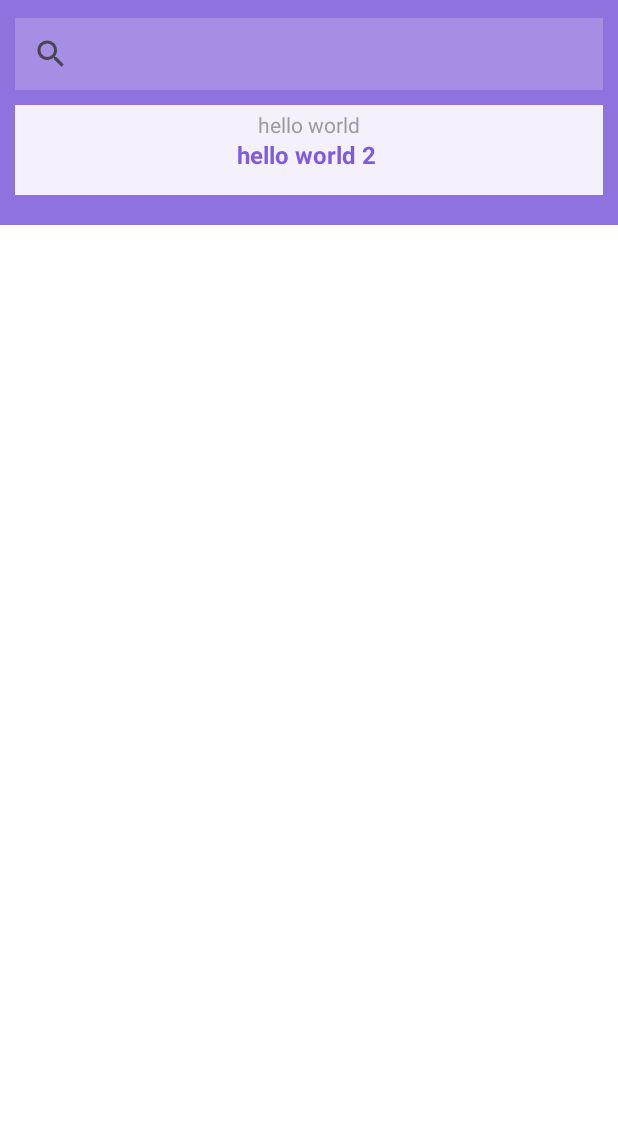
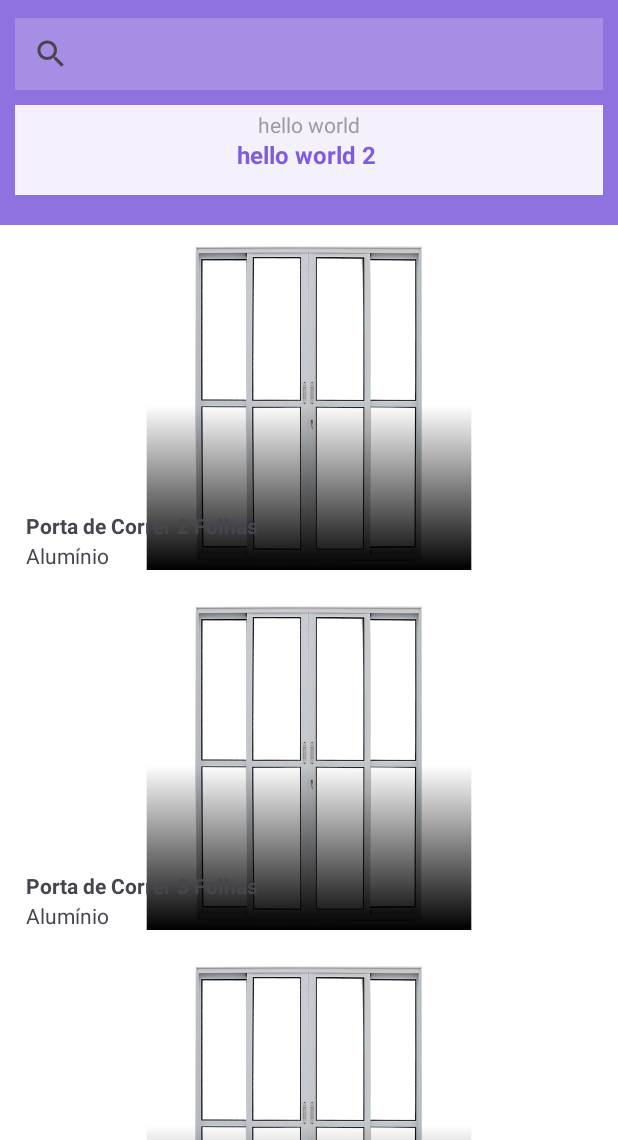
Before and after one commit to aladinjunior/framepro, an Android app: the screen it shows after launch (RegisterActivity), on a phone screen of 412 x 824 dp, the part 96-1236 px from its top. Run offline under Robolectric (Android 15) with nearby library versions, the phone set to English and light mode, and no system bars.

Commit message:
implemented layer drawable

```diff
--- a/FramePro/app/src/main/java/com/aladin/framepro/adapters/FramesAdapter.kt
+++ b/FramePro/app/src/main/java/com/aladin/framepro/adapters/FramesAdapter.kt
@@ -1,14 +1,25 @@
 package com.aladin.framepro.adapters
 
+import android.graphics.drawable.LayerDrawable
 import android.view.LayoutInflater
 import android.view.ViewGroup
+import androidx.core.content.ContextCompat
 import androidx.recyclerview.widget.RecyclerView
+import com.aladin.framepro.R
 import com.aladin.framepro.data.models.Frame
 import com.aladin.framepro.databinding.FramesListItemBinding
 
 class FramesAdapter : RecyclerView.Adapter<FramesAdapter.FramesViewHolder>() {
 
 
+    val listOfFrames: MutableList<Frame> = mutableListOf()
+
+
+    fun setList(newList: List<Frame>){
+        listOfFrames.clear()
+        listOfFrames.addAll(newList)
+        notifyDataSetChanged()
+    }
     override fun onCreateViewHolder(parent: ViewGroup, viewType: Int): FramesViewHolder {
         val layoutInflater = LayoutInflater.from(parent.context)
         val binding = FramesListItemBinding.inflate(layoutInflater, parent, false)
@@ -16,15 +27,29 @@ class FramesAdapter : RecyclerView.Adapter<FramesAdapter.FramesViewHolder>() {
     }
 
     override fun onBindViewHolder(holder: FramesViewHolder, position: Int) {
+        holder.bind(listOfFrames[position])
     }
 
     override fun getItemCount(): Int {
-        return 1
+        return listOfFrames.size
     }
 
     inner class FramesViewHolder(private val binding: FramesListItemBinding) : RecyclerView.ViewHolder(binding.root){
         fun bind(frame: Frame){
+            with(binding){
+                frameTitle.text = frame.name
+                frameSubtitle.text = frame.subtitle
+                frameCover.setImageResource(frame.imgCover)
 
+                val bgDrawable = ContextCompat.getDrawable(itemView.context, R.drawable.pcorrer_4f)
+                val layerDrawable = ContextCompat.getDrawable(itemView.context, R.drawable.img_background_shadows) as LayerDrawable
+                layerDrawable.setDrawableByLayerId(R.id.covered_movie_background, bgDrawable)
+
+                frameCover.setImageDrawable(layerDrawable)
+
+
+
+            }
         }
     }
 }
--- a/FramePro/app/src/main/java/com/aladin/framepro/data/models/Frame.kt
+++ b/FramePro/app/src/main/java/com/aladin/framepro/data/models/Frame.kt
@@ -3,6 +3,6 @@ package com.aladin.framepro.data.models
 data class Frame(
     var imgCover: Int,
     var name: String,
-    var subtitle: String
+    var subtitle: String = "Alumínio"
 
 )
--- a/FramePro/app/src/main/java/com/aladin/framepro/extensions/Extensions.kt
+++ b/FramePro/app/src/main/java/com/aladin/framepro/extensions/Extensions.kt
@@ -2,9 +2,11 @@ package com.aladin.framepro.extensions
 
 import android.view.View
 import androidx.core.content.ContextCompat
+import androidx.fragment.app.Fragment
 import androidx.lifecycle.LiveData
 import androidx.lifecycle.MediatorLiveData
 import com.aladin.framepro.R
+import com.aladin.framepro.data.models.Frame
 import com.aladin.framepro.data.models.RegisterEntity
 import com.aladin.framepro.data.models.Register
 import com.aladin.framepro.ui.NewRegisterSheet
@@ -49,3 +51,21 @@ fun <T, U> LiveData<T>.map(transform: (T) -> U): LiveData<U> {
     }
     return result
 }
+
+fun Fragment.buildFrames() : List<Frame> {
+    return listOf(
+
+            Frame(R.drawable.pcorrer_2f, getString(R.string.pcorrer_2f)),
+            Frame(R.drawable.pcorrer_3f, getString(R.string.pcorrer_3f)),
+            Frame(R.drawable.pcorrer_4f, getString(R.string.pcorrer_4f)),
+            Frame(R.drawable.pgiro, getString(R.string.pspin)),
+            Frame(R.drawable.jcorrer_2f, getString(R.string.jcorrer_2f)),
+            Frame(R.drawable.jcorrer_3f, getString(R.string.jcorrer_3f)),
+            Frame(R.drawable.jcorrer_4f, getString(R.string.jcorrer_4f)),
+            Frame(R.drawable.pivotante, getString(R.string.pivot)),
+            Frame(R.drawable.maxim_ar, getString(R.string.maxim_ar)),
+            Frame(R.drawable.quadro_fixo, getString(R.string.fixed)),
+            Frame(R.drawable.guarda_corpo, getString(R.string.keep_body))
+        )
+
+}
--- a/FramePro/app/src/main/java/com/aladin/framepro/ui/FramesFragment.kt
+++ b/FramePro/app/src/main/java/com/aladin/framepro/ui/FramesFragment.kt
@@ -1,21 +1,30 @@
 package com.aladin.framepro.ui
 
-import android.graphics.PorterDuff
+
+import android.graphics.Bitmap
+import android.graphics.drawable.BitmapDrawable
+import android.graphics.drawable.LayerDrawable
 import android.os.Bundle
 import android.view.LayoutInflater
 import android.view.View
 import android.view.ViewGroup
-import android.widget.ImageView
 import androidx.core.content.ContextCompat
-import androidx.core.view.children
 import androidx.fragment.app.Fragment
+import androidx.recyclerview.widget.LinearLayoutManager
 import com.aladin.framepro.R
+import com.aladin.framepro.adapters.FramesAdapter
 import com.aladin.framepro.databinding.FragmentFramesBinding
+import com.aladin.framepro.databinding.FramesListItemBinding
+import com.aladin.framepro.extensions.buildFrames
 
 class FramesFragment : Fragment(R.layout.fragment_frames) {
 
 
+
     private lateinit var binding: FragmentFramesBinding
+    private var frameBinding: FramesListItemBinding? = null
+
+
 
     private val adapter by lazy {
         FramesAdapter()
@@ -23,12 +32,32 @@ class FramesFragment : Fragment(R.layout.fragment_frames) {
     override fun onCreateView(inflater: LayoutInflater, container: ViewGroup?, savedInstanceState: Bundle?
     ): View {
         binding = FragmentFramesBinding.inflate(inflater, container, false)
+        frameBinding = FramesListItemBinding.inflate(inflater, container, false)
         return binding.root
     }
 
     override fun onViewCreated(view: View, savedInstanceState: Bundle?) {
         super.onViewCreated(view, savedInstanceState)
+        val list = buildFrames()
+
+
+
+        binding.framesRv.layoutManager = LinearLayoutManager(requireContext())
+        binding.framesRv.adapter = adapter
+        adapter.setList(list)
+        setLayerDrawable()
+
+    }
+
+    private fun setLayerDrawable(){
+        val bgDrawable = ContextCompat.getDrawable(requireContext(), R.drawable.pcorrer_4f)
+        val layerDrawable = ContextCompat.getDrawable(requireContext(), R.drawable.img_background_shadows) as LayerDrawable
+        layerDrawable.setDrawableByLayerId(R.id.covered_movie_background, bgDrawable)
+
+
 
 
     }
+
+
 }
--- a/FramePro/app/src/main/res/layout/fragment_frames.xml
+++ b/FramePro/app/src/main/res/layout/fragment_frames.xml
@@ -65,7 +65,7 @@
     <androidx.recyclerview.widget.RecyclerView
         android:id="@+id/frames_rv"
         android:layout_width="match_parent"
-        android:layout_height="wrap_content"
+        android:layout_height="match_parent"
         android:layout_below="@id/top_background"
         tools:listitem="@layout/frames_list_item"/>
 
--- a/FramePro/app/src/main/res/layout/frames_list_item.xml
+++ b/FramePro/app/src/main/res/layout/frames_list_item.xml
@@ -15,6 +15,7 @@
         android:layout_width="match_parent"
         android:layout_height="0dp"
         android:src="@drawable/pcorrer_2f"
+
         app:layout_constraintBottom_toBottomOf="parent"
         app:layout_constraintDimensionRatio="16:9"
         app:layout_constraintTop_toTopOf="parent"
--- a/FramePro/app/src/main/res/values/strings.xml
+++ b/FramePro/app/src/main/res/values/strings.xml
@@ -9,4 +9,16 @@
     <string name="save">Salvar</string>
     <string name="fields_cant_be_null">Impossível salvar, certifique-se de que nenhum campo está vazio.</string>
     <string name="type_frame_name">Nome da Esquadria</string>
+    <string name="pcorrer_2f">Porta de Correr 2 Folhas</string>
+    <string name="aluminium">Alumínio</string>
+    <string name="keep_body">Guarda Corpo</string>
+    <string name="fixed">Quadro Fixo</string>
+    <string name="maxim_ar">Maxim Ar</string>
+    <string name="pivot">Pivotante</string>
+    <string name="jcorrer_4f">Janela de Correr 4 Folhas</string>
+    <string name="jcorrer_3f">Janela de Correr 3 Folhas</string>
+    <string name="jcorrer_2f">Janela de Correr 2 Folhas</string>
+    <string name="pspin">Porta de Giro</string>
+    <string name="pcorrer_4f">Porta de Correr 4 Folhas</string>
+    <string name="pcorrer_3f">Porta de Correr 3 Folhas</string>
 </resources>
```
